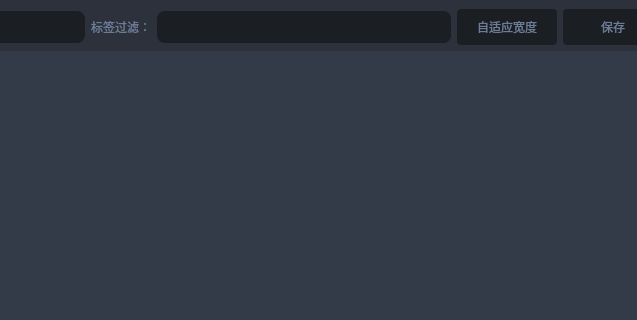
The window that src/perfcat/pages/profiler/logcat/ui_logtable.ui (kaluluosi/PerformanceCatcher) describes before a commit, drawn with Qt 5; both pictures show x 284 to 921 and y 0 to 320 of the 1062 by 543 pixel window.
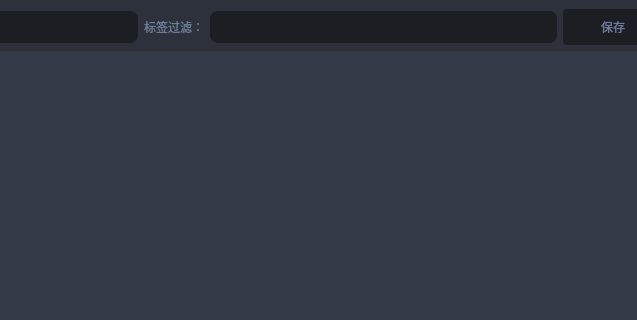
The same window after the commit. Icons and pictures are not drawn.

Commit message: 同步文件

```diff
--- a/src/perfcat/pages/profiler/logcat/ui_logtable.ui
+++ b/src/perfcat/pages/profiler/logcat/ui_logtable.ui
@@ -1628,357 +1628,6 @@
           </property>
          </widget>
         </item>
-        <item>
-         <widget class="QPushButton" name="adaptive">
-          <property name="maximumSize">
-           <size>
-            <width>100</width>
-            <height>36</height>
-           </size>
-          </property>
-          <property name="palette">
-           <palette>
-            <active>
-             <colorrole role="WindowText">
-              <brush brushstyle="SolidPattern">
-               <color alpha="255">
-                <red>108</red>
-                <green>124</green>
-                <blue>150</blue>
-               </color>
-              </brush>
-             </colorrole>
-             <colorrole role="Button">
-              <brush brushstyle="SolidPattern">
-               <color alpha="255">
-                <red>27</red>
-                <green>30</green>
-                <blue>35</blue>
-               </color>
-              </brush>
-             </colorrole>
-             <colorrole role="Midlight">
-              <brush brushstyle="SolidPattern">
-               <color alpha="255">
-                <red>255</red>
-                <green>255</green>
-                <blue>255</blue>
-               </color>
-              </brush>
-             </colorrole>
-             <colorrole role="Dark">
-              <brush brushstyle="SolidPattern">
-               <color alpha="255">
-                <red>127</red>
-                <green>127</green>
-                <blue>127</blue>
-               </color>
-              </brush>
-             </colorrole>
-             <colorrole role="Mid">
-              <brush brushstyle="SolidPattern">
-               <color alpha="255">
-                <red>170</red>
-                <green>170</green>
-                <blue>170</blue>
-               </color>
-              </brush>
-             </colorrole>
-             <colorrole role="Text">
-              <brush brushstyle="SolidPattern">
-               <color alpha="255">
-                <red>108</red>
-                <green>124</green>
-                <blue>150</blue>
-               </color>
-              </brush>
-             </colorrole>
-             <colorrole role="ButtonText">
-              <brush brushstyle="SolidPattern">
-               <color alpha="255">
-                <red>108</red>
-                <green>124</green>
-                <blue>150</blue>
-               </color>
-              </brush>
-             </colorrole>
-             <colorrole role="Base">
-              <brush brushstyle="SolidPattern">
-               <color alpha="255">
-                <red>27</red>
-                <green>30</green>
-                <blue>35</blue>
-               </color>
-              </brush>
-             </colorrole>
-             <colorrole role="Window">
-              <brush brushstyle="SolidPattern">
-               <color alpha="255">
-                <red>27</red>
-                <green>30</green>
-                <blue>35</blue>
-               </color>
-              </brush>
-             </colorrole>
-             <colorrole role="Shadow">
-              <brush brushstyle="SolidPattern">
-               <color alpha="255">
-                <red>0</red>
-                <green>0</green>
-                <blue>0</blue>
-               </color>
-              </brush>
-             </colorrole>
-             <colorrole role="AlternateBase">
-              <brush brushstyle="SolidPattern">
-               <color alpha="255">
-                <red>255</red>
-                <green>255</green>
-                <blue>255</blue>
-               </color>
-              </brush>
-             </colorrole>
-             <colorrole role="PlaceholderText">
-              <brush brushstyle="SolidPattern">
-               <color alpha="255">
-                <red>108</red>
-                <green>124</green>
-                <blue>150</blue>
-               </color>
-              </brush>
-             </colorrole>
-            </active>
-            <inactive>
-             <colorrole role="WindowText">
-              <brush brushstyle="SolidPattern">
-               <color alpha="255">
-                <red>108</red>
-                <green>124</green>
-                <blue>150</blue>
-               </color>
-              </brush>
-             </colorrole>
-             <colorrole role="Button">
-              <brush brushstyle="SolidPattern">
-               <color alpha="255">
-                <red>27</red>
-                <green>30</green>
-                <blue>35</blue>
-               </color>
-              </brush>
-             </colorrole>
-             <colorrole role="Midlight">
-              <brush brushstyle="SolidPattern">
-               <color alpha="255">
-                <red>227</red>
-                <green>227</green>
-                <blue>227</blue>
-               </color>
-              </brush>
-             </colorrole>
-             <colorrole role="Dark">
-              <brush brushstyle="SolidPattern">
-               <color alpha="255">
-                <red>160</red>
-                <green>160</green>
-                <blue>160</blue>
-               </color>
-              </brush>
-             </colorrole>
-             <colorrole role="Mid">
-              <brush brushstyle="SolidPattern">
-               <color alpha="255">
-                <red>160</red>
-                <green>160</green>
-                <blue>160</blue>
-               </color>
-              </brush>
-             </colorrole>
-             <colorrole role="Text">
-              <brush brushstyle="SolidPattern">
-               <color alpha="255">
-                <red>108</red>
-                <green>124</green>
-                <blue>150</blue>
-               </color>
-              </brush>
-             </colorrole>
-             <colorrole role="ButtonText">
-              <brush brushstyle="SolidPattern">
-               <color alpha="255">
-                <red>108</red>
-                <green>124</green>
-                <blue>150</blue>
-               </color>
-              </brush>
-             </colorrole>
-             <colorrole role="Base">
-              <brush brushstyle="SolidPattern">
-               <color alpha="255">
-                <red>27</red>
-                <green>30</green>
-                <blue>35</blue>
-               </color>
-              </brush>
-             </colorrole>
-             <colorrole role="Window">
-              <brush brushstyle="SolidPattern">
-               <color alpha="255">
-                <red>27</red>
-                <green>30</green>
-                <blue>35</blue>
-               </color>
-              </brush>
-             </colorrole>
-             <colorrole role="Shadow">
-              <brush brushstyle="SolidPattern">
-               <color alpha="255">
-                <red>105</red>
-                <green>105</green>
-                <blue>105</blue>
-               </color>
-              </brush>
-             </colorrole>
-             <colorrole role="AlternateBase">
-              <brush brushstyle="SolidPattern">
-               <color alpha="255">
-                <red>245</red>
-                <green>245</green>
-                <blue>245</blue>
-               </color>
-              </brush>
-             </colorrole>
-             <colorrole role="PlaceholderText">
-              <brush brushstyle="SolidPattern">
-               <color alpha="255">
-                <red>108</red>
-                <green>124</green>
-                <blue>150</blue>
-               </color>
-              </brush>
-             </colorrole>
-            </inactive>
-            <disabled>
-             <colorrole role="WindowText">
-              <brush brushstyle="SolidPattern">
-               <color alpha="255">
-                <red>108</red>
-                <green>124</green>
-                <blue>150</blue>
-               </color>
-              </brush>
-             </colorrole>
-             <colorrole role="Button">
-              <brush brushstyle="SolidPattern">
-               <color alpha="255">
-                <red>39</red>
-                <green>44</green>
-                <blue>54</blue>
-               </color>
-              </brush>
-             </colorrole>
-             <colorrole role="Midlight">
-              <brush brushstyle="SolidPattern">
-               <color alpha="255">
-                <red>255</red>
-                <green>255</green>
-                <blue>255</blue>
-               </color>
-              </brush>
-             </colorrole>
-             <colorrole role="Dark">
-              <brush brushstyle="SolidPattern">
-               <color alpha="255">
-                <red>127</red>
-                <green>127</green>
-                <blue>127</blue>
-               </color>
-              </brush>
-             </colorrole>
-             <colorrole role="Mid">
-              <brush brushstyle="SolidPattern">
-               <color alpha="255">
-                <red>170</red>
-                <green>170</green>
-                <blue>170</blue>
-               </color>
-              </brush>
-             </colorrole>
-             <colorrole role="Text">
-              <brush brushstyle="SolidPattern">
-               <color alpha="255">
-                <red>108</red>
-                <green>124</green>
-                <blue>150</blue>
-               </color>
-              </brush>
-             </colorrole>
-             <colorrole role="ButtonText">
-              <brush brushstyle="SolidPattern">
-               <color alpha="255">
-                <red>108</red>
-                <green>124</green>
-                <blue>150</blue>
-               </color>
-              </brush>
-             </colorrole>
-             <colorrole role="Base">
-              <brush brushstyle="SolidPattern">
-               <color alpha="255">
-                <red>39</red>
-                <green>44</green>
-                <blue>54</blue>
-               </color>
-              </brush>
-             </colorrole>
-             <colorrole role="Window">
-              <brush brushstyle="SolidPattern">
-               <color alpha="255">
-                <red>39</red>
-                <green>44</green>
-                <blue>54</blue>
-               </color>
-              </brush>
-             </colorrole>
-             <colorrole role="Shadow">
-              <brush brushstyle="SolidPattern">
-               <color alpha="255">
-                <red>0</red>
-                <green>0</green>
-                <blue>0</blue>
-               </color>
-              </brush>
-             </colorrole>
-             <colorrole role="AlternateBase">
-              <brush brushstyle="SolidPattern">
-               <color alpha="255">
-                <red>245</red>
-                <green>245</green>
-                <blue>245</blue>
-               </color>
-              </brush>
-             </colorrole>
-             <colorrole role="PlaceholderText">
-              <brush brushstyle="SolidPattern">
-               <color alpha="255">
-                <red>108</red>
-                <green>124</green>
-                <blue>150</blue>
-               </color>
-              </brush>
-             </colorrole>
-            </disabled>
-           </palette>
-          </property>
-          <property name="text">
-           <string>自适应宽度</string>
-          </property>
-          <property name="icon">
-           <iconset resource="../../../asset.qrc">
-            <normaloff>:/icon_w/assets/svg_white/loop.svg</normaloff>:/icon_w/assets/svg_white/loop.svg</iconset>
-          </property>
-         </widget>
-        </item>
         <item>
          <widget class="QPushButton" name="save">
           <property name="maximumSize">
```
The commit also changes 1 other file.
